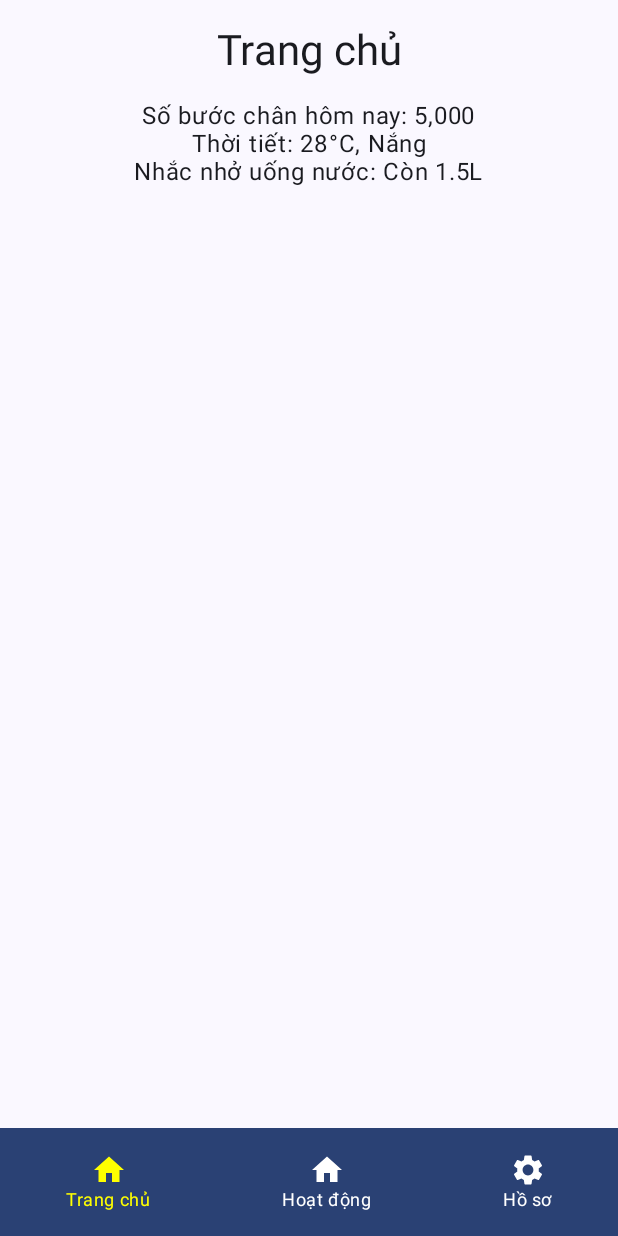
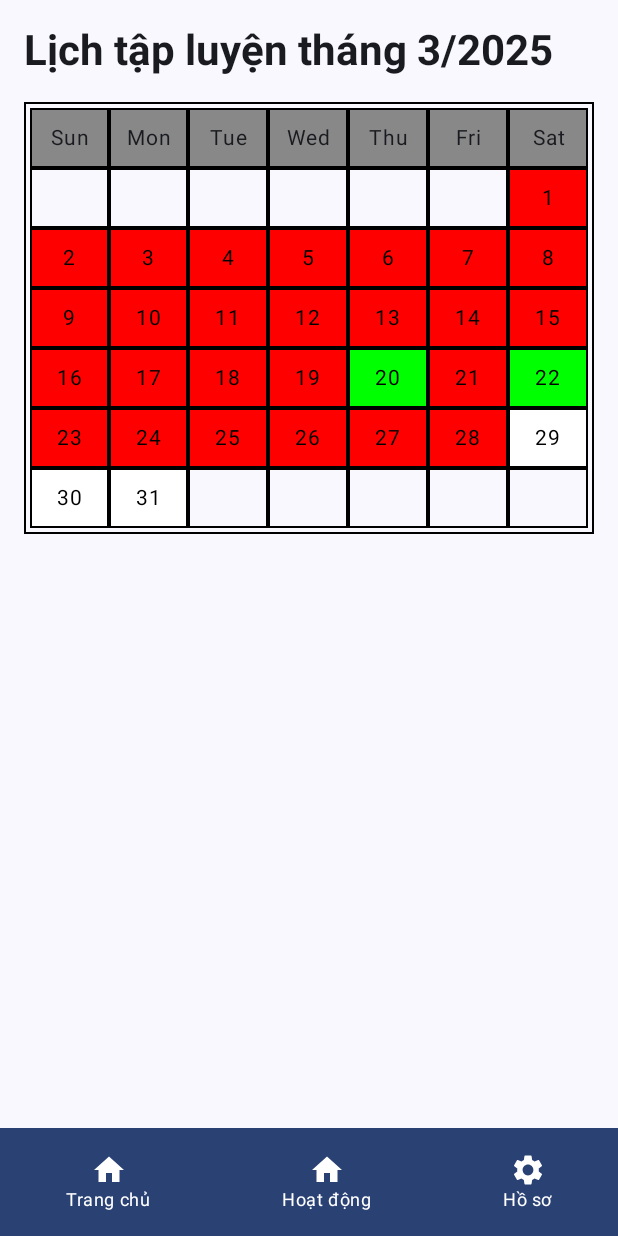
Before and after one commit to huyhoangtran00/Super-Fitness, an Android app built with Jetpack Compose: the screen it shows after launch (MainActivity), on a phone screen of 412 x 824 dp. Run offline under Robolectric (Android 15) with nearby library versions, the light colour scheme and no system bars; our stand-ins replace Room's generated code.

Commit message:
update Calendar

```diff
--- a/app/build.gradle.kts
+++ b/app/build.gradle.kts
@@ -13,7 +13,7 @@ android {
 
     defaultConfig {
         applicationId = "com.example.superfitness"
-        minSdk = 24
+        minSdk = 26
         targetSdk = 35
         versionCode = 1
         versionName = "1.0"
--- a/app/src/main/java/com/example/superfitness/MainActivity.kt
+++ b/app/src/main/java/com/example/superfitness/MainActivity.kt
@@ -27,10 +27,14 @@ import androidx.navigation.compose.rememberNavController
 import com.example.superfitness.data.local.db.AppDatabase
 import com.example.superfitness.data.local.db.dao.UserProfileDao
 import com.example.superfitness.data.repository.UserProfileRepository
+import com.example.superfitness.ui.LineChartScreen
+import com.example.superfitness.ui.screens.FitnessData
 import com.example.superfitness.ui.theme.SuperFitnessTheme
 import com.example.superfitness.ui.viewmodel.UserProfileViewModel
 import com.example.superfitness.viewmodel.UserProfileViewModelFactory
 import com.example.superfitness.ui.screens.UserProfileInputScreen
+import com.example.superfitness.ui.screens.WaterTrackerScreen
+import com.example.superfitness.ui.screens.WorkoutCalendar
 
 class MainActivity : ComponentActivity() {
     private lateinit var userProfileViewModel: UserProfileViewModel
@@ -38,6 +42,7 @@ class MainActivity : ComponentActivity() {
     override fun onCreate(savedInstanceState: Bundle?) {
         super.onCreate(savedInstanceState)
         enableEdgeToEdge()
+
 
         val db = AppDatabase.getDatabase(this)
         val userProfileDao: UserProfileDao = db.userProfileDao()
@@ -62,14 +67,21 @@ fun MainScreen(viewModel: UserProfileViewModel) {
     ) { paddingValues ->
         NavHost(
             navController = navController,
-            startDestination = "home",
+            startDestination = "setting",
             modifier = Modifier.padding(paddingValues)
         ) {
             composable("home") { HomeScreen() }
             composable("activity") { ActivityScreen() }
             composable("water") { UserProfileInputScreen(viewModel) }
             composable("weather") {  }
-            composable("setting") { ActivityScreen() }
+            composable("setting") {
+                val sampleData = listOf(
+                    FitnessData("20/03/2025", 1),
+                    FitnessData("21/03/2025", 0),
+                    FitnessData("22/03/2025", 2)
+                )
+                WorkoutCalendar(sampleData)
+            }
 
             // home thi chieu tien do record ->
             // bat dau -> muc tieu 5kmmm
--- /dev/null
+++ b/app/src/main/java/com/example/superfitness/ui/screens/WorkoutCalendar.kt
@@ -0,0 +1,98 @@
+package com.example.superfitness.ui.screens
+
+
+import androidx.compose.foundation.background
+import androidx.compose.foundation.border
+import androidx.compose.foundation.layout.*
+import androidx.compose.foundation.shape.RoundedCornerShape
+import androidx.compose.material3.MaterialTheme
+import androidx.compose.material3.Text
+import androidx.compose.runtime.Composable
+import androidx.compose.ui.Alignment
+import androidx.compose.ui.Modifier
+import androidx.compose.ui.graphics.Color
+import androidx.compose.ui.text.font.FontWeight
+import androidx.compose.ui.text.style.TextAlign
+import androidx.compose.ui.unit.dp
+import androidx.compose.ui.unit.sp
+import java.time.LocalDate
+import java.time.YearMonth
+import java.time.format.DateTimeFormatter
+
+// Data class to hold fitness data
+data class FitnessData(
+    val date: String, // "dd/MM/yyyy"
+    val hour: Int // Số giờ tập luyện
+)
+@Composable
+fun RowScope.TableCell(text: String, weight: Float) {
+    Box(
+        modifier = Modifier
+            .weight(weight)
+            .border(1.dp, Color.Black)
+            .padding(8.dp),
+        contentAlignment = Alignment.Center
+    ) {
+        Text(text = text, fontSize = 14.sp, textAlign = TextAlign.Center)
+    }
+}
+
+@Composable
+fun WorkoutCalendar(fitnessDataList: List<FitnessData>) {
+    val today = LocalDate.now()
+    val yearMonth = YearMonth.of(today.year, today.month)
+    val daysInMonth = yearMonth.lengthOfMonth()
+    val firstDayOfMonth = yearMonth.atDay(1).dayOfWeek.value % 7 // Adjust to match Sun-Sat
+    val formatter = DateTimeFormatter.ofPattern("dd/MM/yyyy")
+    val fitnessMap = fitnessDataList.associateBy { LocalDate.parse(it.date, formatter).dayOfMonth }
+    val dayWeight = 1f / 7f
+
+    Column(modifier = Modifier.padding(16.dp)) {
+        Text(
+            text = "Lịch tập luyện tháng ${today.month.value}/${today.year}",
+            style = MaterialTheme.typography.headlineMedium,
+            fontWeight = FontWeight.Bold,
+            modifier = Modifier.padding(bottom = 16.dp)
+        )
+
+        Column(modifier = Modifier.border(1.dp, Color.Black).padding(4.dp)) {
+            // Row for day labels
+            Row(Modifier.background(Color.Gray).fillMaxWidth()) {
+                listOf("Sun", "Mon", "Tue", "Wed", "Thu", "Fri", "Sat").forEach {
+                    TableCell(text = it, weight = dayWeight)
+                }
+            }
+
+            var dayCount = 1
+            for (week in 0..5) {
+                Row(Modifier.fillMaxWidth()) {
+                    for (day in 0..6) {
+                        if (week == 0 && day < firstDayOfMonth || dayCount > daysInMonth) {
+                            TableCell(text = "", weight = dayWeight)
+                        } else {
+                            val dayData = fitnessMap[dayCount]
+                            val backgroundColor = when {
+                                dayCount < today.dayOfMonth && (dayData == null || dayData.hour == 0)-> Color.Red
+                                dayCount < today.dayOfMonth && dayData?.hour != 0 -> Color.Green
+                                dayCount >= today.dayOfMonth -> Color.White
+                                else -> Color.Transparent
+                            }
+
+                            Box(
+                                modifier = Modifier
+                                    .weight(dayWeight)
+                                    .background(backgroundColor)
+                                    .border(1.dp, Color.Black)
+                                    .padding(8.dp),
+                                contentAlignment = Alignment.Center
+                            ) {
+                                Text(text = dayCount.toString(), fontSize = 14.sp, color = Color.Black)
+                            }
+                            dayCount++
+                        }
+                    }
+                }
+            }
+        }
+    }
+}
```
Also changed, not shown: app/src/main/java/com/example/superfitness/ui/WorkoutCalendarScreen.kt (deleted, +0 -146 lines).
